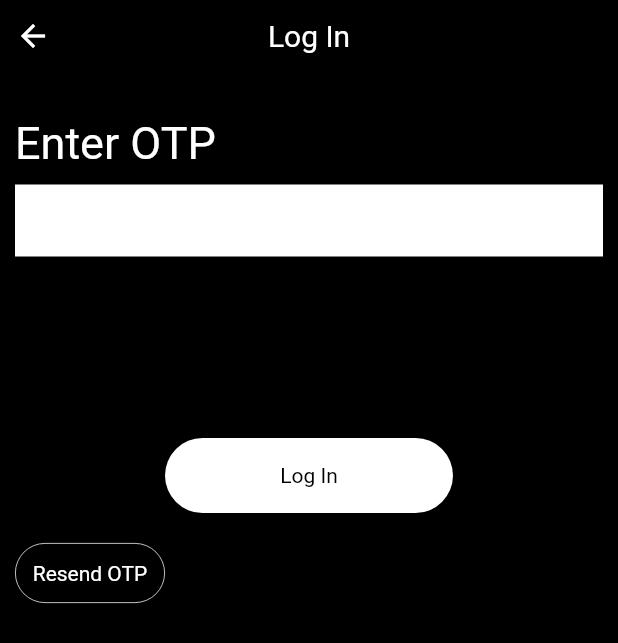
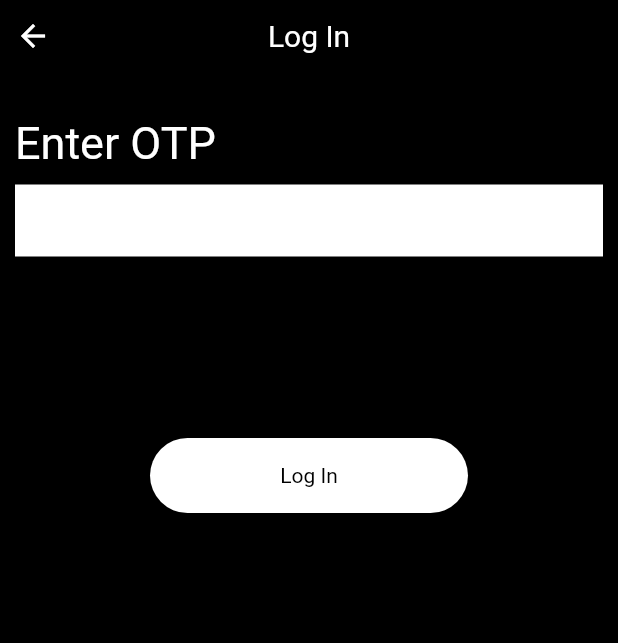
Before and after one commit to prateek601/NInja-Login, a Flutter app: the OtpLogin screen opened directly with empty values, on a phone screen of 412 x 824 dp. Shown: the top 643 px of the screen. Run offline on Flutter 3.47's test engine with Material 2 defaults, Android fonts, the light colour scheme and no system bars; our stand-ins replace cloud_firestore, firebase_auth, firebase_core, firebase_dynamic_links, geolocator, get_storage; accounts and stored records are empty; network calls fail.

Commit message:
code improved

```diff
--- a/lib/AdminScreens/UserSearch.dart
+++ b/lib/AdminScreens/UserSearch.dart
@@ -22,7 +22,9 @@ class _UserSearchState extends State<UserSearch> {
   void dispose() {
     // TODO: implement dispose
     super.dispose();
+    nameController.removeListener(() { });
     nameController.dispose();
+
   }
 
   @override
--- a/lib/LogInScreens/EmailLogIn.dart
+++ b/lib/LogInScreens/EmailLogIn.dart
@@ -108,7 +108,7 @@ class _EmailLogInState extends State<EmailLogIn> {
                         setState(() {
                           hide = !hide;
                         });
-                      },child: Icon(hide?Icons.remove_red_eye:CupertinoIcons.eye_slash_fill,color: Constant.primaryColor,))
+                      },child: Icon(hide?Icons.visibility:Icons.visibility_off,color: Constant.primaryColor,))
                     ),
                     onChanged: (val) {
                     },
--- a/lib/LogInScreens/OtpLogin.dart
+++ b/lib/LogInScreens/OtpLogin.dart
@@ -17,13 +17,17 @@ class _OtpLoginState extends State<OtpLogin> {
 
   String otpText = '';
 
+  bool loading = false;
+
   @override
   Widget build(BuildContext context) {
     return GestureDetector(
         onTap: () {
           FocusScope.of(context).unfocus();
         },
-        child: Scaffold(
+        child: Stack(
+          children: [
+            Scaffold(
                 body: SingleChildScrollView(
                     child: SafeArea(
                         child: Padding(
@@ -95,7 +99,7 @@ class _OtpLoginState extends State<OtpLogin> {
                                   ),
                                   Padding(
                                     padding: const EdgeInsets.symmetric(
-                                    horizontal: 100),
+                                        horizontal: 90),
                                     child: InkWell(
                                       onTap: () {
                                         onSubmitPressed();
@@ -109,34 +113,29 @@ class _OtpLoginState extends State<OtpLogin> {
                                             BorderRadius.circular(25)),
                                         child: Center(
                                             child: Text(
-                                          'Log In',
+                                              loading?'Logging In...':'Log In',
                                               style: TextStyle(color: Colors.black),
                                             )),
                                       ),
                                     ),
                                   ),
-                              SizedBox(height: 20),
-                              InkWell(
-                                onTap: () {
-                                  //resendOtp();
-                                },
-                                child: Container(
-                                  height: 40,
-                                  width: 100,
-                                  child: Center(child: Text('Resend OTP',style: TextStyle(color: Colors.white),)),
-                                  decoration: BoxDecoration(
-                                    borderRadius: BorderRadius.circular(20),
-                                    border: Border.all(color: Colors.white,style: BorderStyle.solid,width: 0.5)
-                                  ),
-                                ),
+                                ]))))),
+            loading?Scaffold(
+              backgroundColor: Colors.transparent,
+              body: Center(),
             )
-                            ]))))));
+                :
+            Container()
+          ],
+        )
+
+    );
   }
 
   Future<void> onSubmitPressed() async {
-    // setState(() {
-    //   loading = true;
-    // });
+    setState(() {
+      loading = true;
+    });
     String smsCode = otpController.text.trim();
 
     try {
@@ -151,6 +150,7 @@ class _OtpLoginState extends State<OtpLogin> {
     catch(e){
       print(e);
       setState(() {
+        loading = false;
         otpText = 'The OTP you entered is not correct';
       });
     }
--- a/lib/SignUpScreens/PhoneNumber.dart
+++ b/lib/SignUpScreens/PhoneNumber.dart
@@ -202,8 +202,11 @@ class _PhoneNumberState extends State<PhoneNumber> {
         print('code sent');
 
       },
-      timeout: const Duration(seconds: 5),
+      timeout: const Duration(seconds: 3),
       codeAutoRetrievalTimeout: (String verificationId) {
+        setState(() {
+          loading = false;
+        });
         print('time out');
         Navigator.of(context).push(MaterialPageRoute(builder: (context) => OTP(id , token)));
         // Auto-resolution timed out...
```
Also changed, not shown: lib/SignUpScreens/OTP.dart (+22 -7 lines), lib/main.dart (+6 -6 lines). Lines whose indentation alone changed are shown as unchanged.
